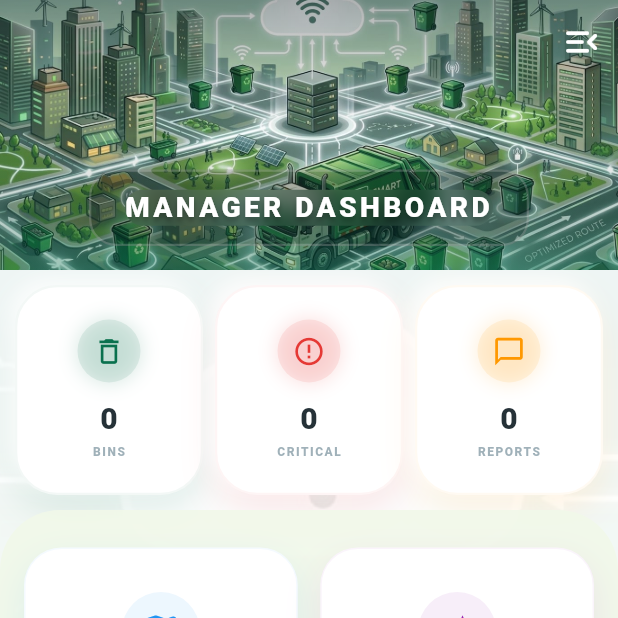
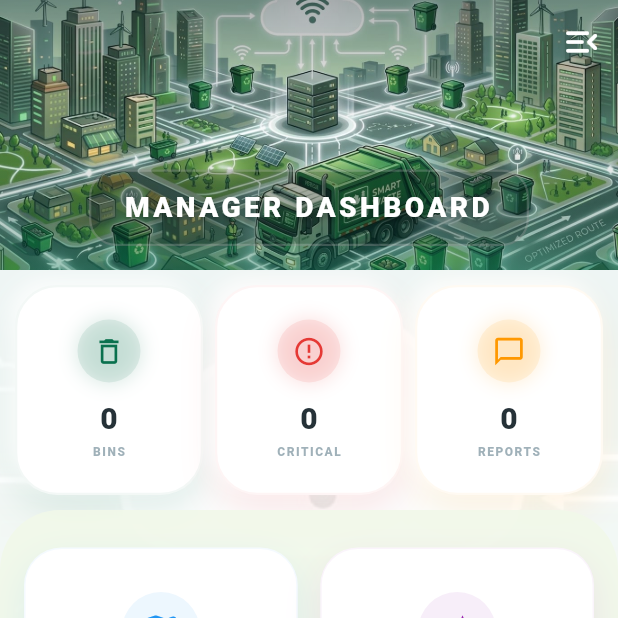
Before and after one commit to sheharyar-786/swcs_app, a Flutter app: the AdminPage screen opened by its route, in the side drawer, after a tap on "ADD BIN", on a phone screen of 412 x 824 dp, the top half of it. Run offline on Flutter 3.47's test engine with Material 3 defaults, Android fonts, the phone set to English and light mode, and no system bars; our stand-ins replace animate_do, confetti, firebase_auth, firebase_core, firebase_database, firebase_messaging and 10 more; accounts and stored records are empty.

Commit message:
Standardized UniversalHeader: Updated global header component to match the stable square design, removed blur effects for performance, and synchronized typography with admin modules.

```diff
--- a/lib/widgets/universal_header.dart
+++ b/lib/widgets/universal_header.dart
@@ -62,23 +62,18 @@ class UniversalHeader extends StatelessWidget {
       flexibleSpace: FlexibleSpaceBar(
         stretchModes: const [
           StretchMode.zoomBackground,
-          StretchMode.blurBackground,
         ],
         centerTitle: true,
         title: Container(
-          padding: EdgeInsets.symmetric(horizontal: 15, vertical: verticalPadding),
+          padding: const EdgeInsets.symmetric(horizontal: 15, vertical: 8),
           decoration: BoxDecoration(
-            color: Colors.black.withValues(alpha: 0.2),
-            borderRadius: BorderRadius.circular(12),
+            color: Colors.black.withOpacity(0.2),
+            borderRadius: BorderRadius.circular(12), // Title box is still slightly rounded for premium look
             border: Border.all(
-              color: Colors.white.withValues(alpha: 0.2),
+              color: Colors.white.withOpacity(0.2),
               width: 1,
             ),
           ),
-          child: ClipRRect(
-            borderRadius: BorderRadius.circular(12),
-            child: BackdropFilter(
-              filter: ui.ImageFilter.blur(sigmaX: 5, sigmaY: 5),
           child: Column(
             mainAxisSize: MainAxisSize.min,
             children: [
@@ -90,7 +85,7 @@ class UniversalHeader extends StatelessWidget {
                   fontSize: titleSize,
                   fontWeight: FontWeight.w900,
                   letterSpacing: 1.5,
-                      shadows: [
+                  shadows: const [
                     Shadow(
                       color: Colors.black26,
                       offset: Offset(0, 2),
@@ -105,7 +100,7 @@ class UniversalHeader extends StatelessWidget {
                   subtitle!,
                   textAlign: TextAlign.center,
                   style: TextStyle(
-                        color: Colors.white.withValues(alpha: 0.8),
+                    color: Colors.white.withOpacity(0.8),
                     fontSize: subtitleSize,
                     fontWeight: FontWeight.bold,
                     letterSpacing: 0.5,
@@ -115,14 +110,13 @@ class UniversalHeader extends StatelessWidget {
             ],
           ),
         ),
-          ),
-        ),
         background: Stack(
           fit: StackFit.expand,
           children: [
             Image.asset(
               'lib/assets/bg.jpeg',
               fit: BoxFit.cover,
+              errorBuilder: (context, error, stackTrace) => Container(color: baseColor),
             ),
             Container(
               decoration: BoxDecoration(
@@ -130,9 +124,9 @@ class UniversalHeader extends StatelessWidget {
                   begin: Alignment.topCenter,
                   end: Alignment.bottomCenter,
                   colors: [
-                    Colors.black.withValues(alpha: 0.3),
+                    Colors.black.withOpacity(0.3),
                     Colors.transparent,
-                    baseColor.withValues(alpha: 0.4),
+                    baseColor.withOpacity(0.4),
                   ],
                 ),
               ),
```
Lines whose indentation alone changed are shown as unchanged.
